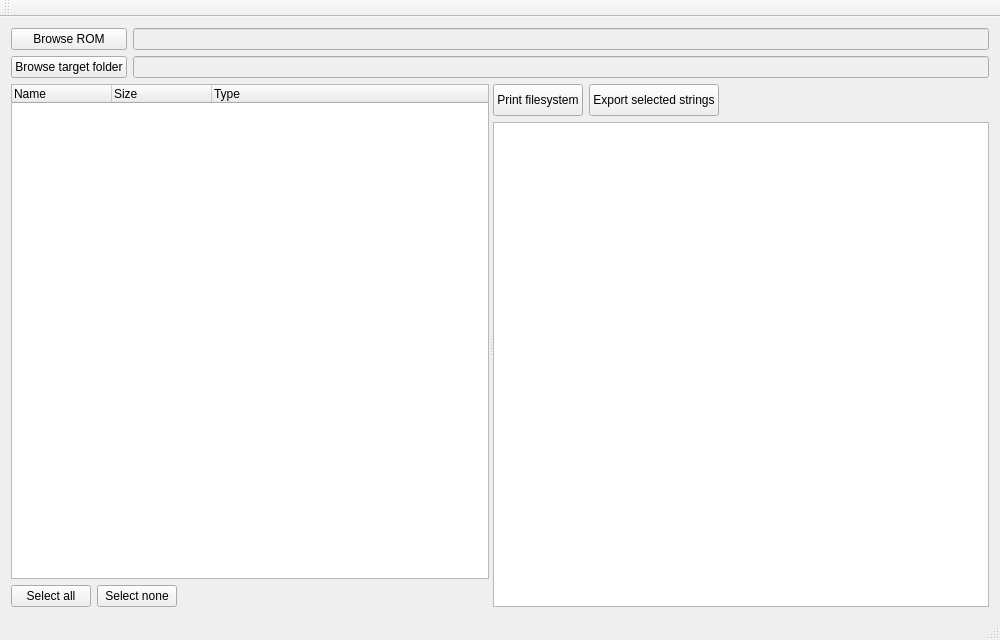
First picture: the form in src/ui/QtNDSLocUtils.ui, repository justedni/nds_loc_utils, before the edit.
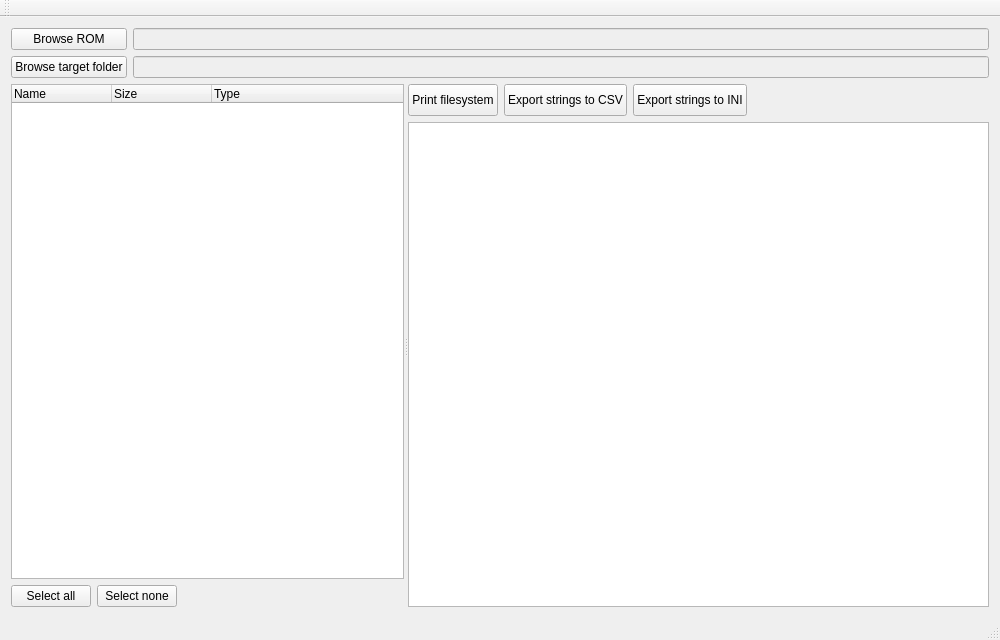
Second picture: the form after the edit.

Commit message: Re-added export to .ini file

What changed in the file:
```diff
--- a/src/ui/QtNDSLocUtils.ui
+++ b/src/ui/QtNDSLocUtils.ui
@@ -177,7 +177,20 @@
              </size>
             </property>
             <property name="text">
-             <string>Export selected strings</string>
+             <string>Export strings to CSV</string>
+            </property>
+           </widget>
+          </item>
+          <item>
+           <widget class="QPushButton" name="buttonExportStringsToIni">
+            <property name="minimumSize">
+             <size>
+              <width>0</width>
+              <height>32</height>
+             </size>
+            </property>
+            <property name="text">
+             <string>Export strings to INI</string>
             </property>
            </widget>
           </item>
```
Left out of the diff: 16 changed lines with no effect on the pictures. The commit also changes 7 other files.
